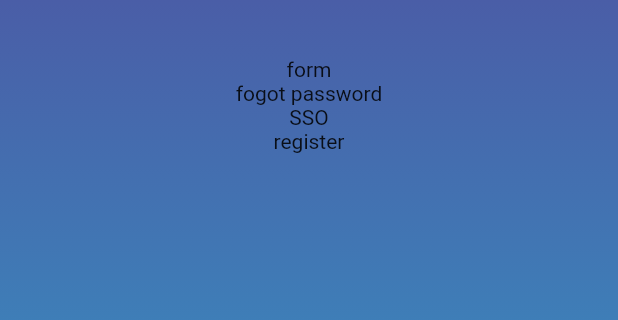
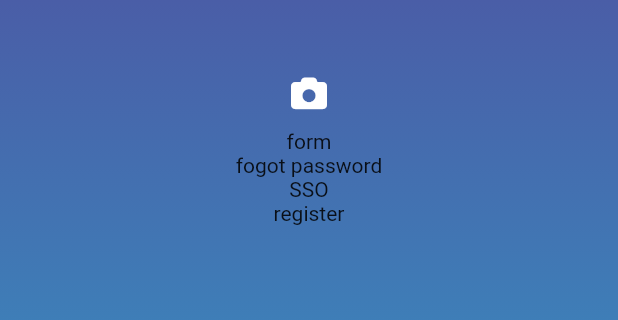
Before and after one commit to honnage/flutter-mystock, a Flutter app: the screen it shows after launch, on a phone screen of 412 x 824 dp, the part 195-515 px from its top. Run offline on Flutter 3.47's test engine with Material 2 defaults, Android fonts, the phone set to English and light mode, and no system bars; our stand-ins replace font_awesome_flutter.

Commit message:
Using Gradients font_awesome

```diff
--- a/lib/src/pages/login/login_page.dart
+++ b/lib/src/pages/login/login_page.dart
@@ -1,4 +1,5 @@
 import 'package:flutter/material.dart';
+import 'package:font_awesome_flutter/font_awesome_flutter.dart';
 import 'package:mystock/src/config/theme.dart' as custom_theme;
 import 'package:mystock/src/pages/login/widgets/header.dart';
 
@@ -17,12 +18,20 @@ class LoginPage extends StatelessWidget {
             ),
           ),
           Column(
-            children: const [
-              Header(),
-              Text('form'),
-              Text('fogot password'),
-              Text('SSO'),
-              Text('register'),
+            children: [
+              const Header(),
+              IconButton(
+                  icon: const FaIcon(
+                    FontAwesomeIcons.camera,
+                    color: Colors.white,
+                  ),
+                  onPressed: () {
+                    // todo
+                  }),
+              const Text('form'),
+              const Text('fogot password'),
+              const Text('SSO'),
+              const Text('register'),
             ],
           ),
         ],
--- a/pubspec.yaml
+++ b/pubspec.yaml
@@ -34,6 +34,7 @@ dependencies:
   # The following adds the Cupertino Icons font to your application.
   # Use with the CupertinoIcons class for iOS style icons.
   cupertino_icons: ^1.0.2
+  font_awesome_flutter: ^10.1.0
 
 dev_dependencies:
   flutter_test:
```
Also changed, not shown: pubspec.lock.
